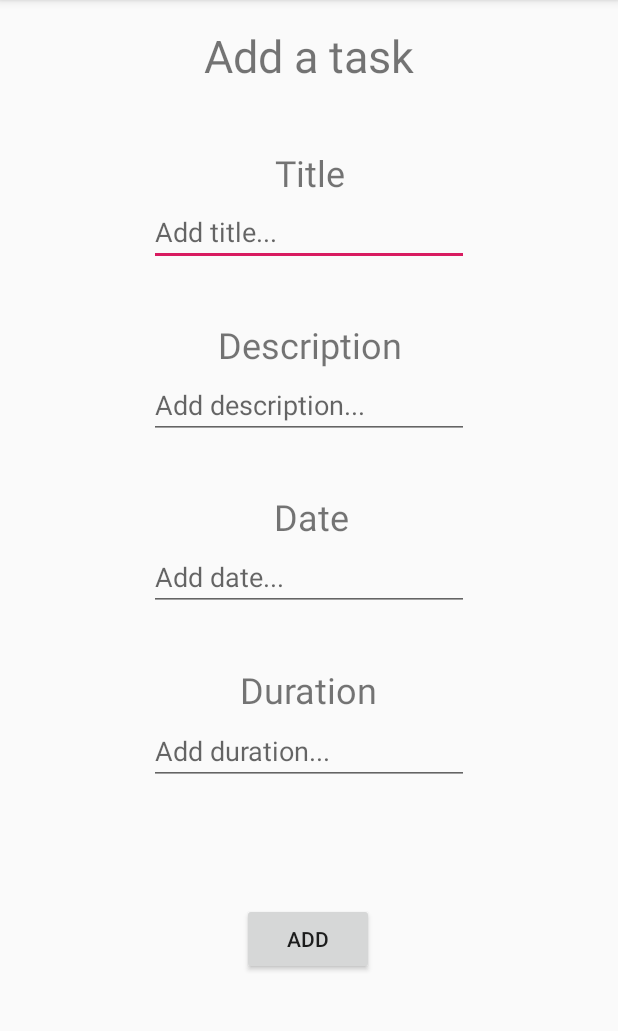
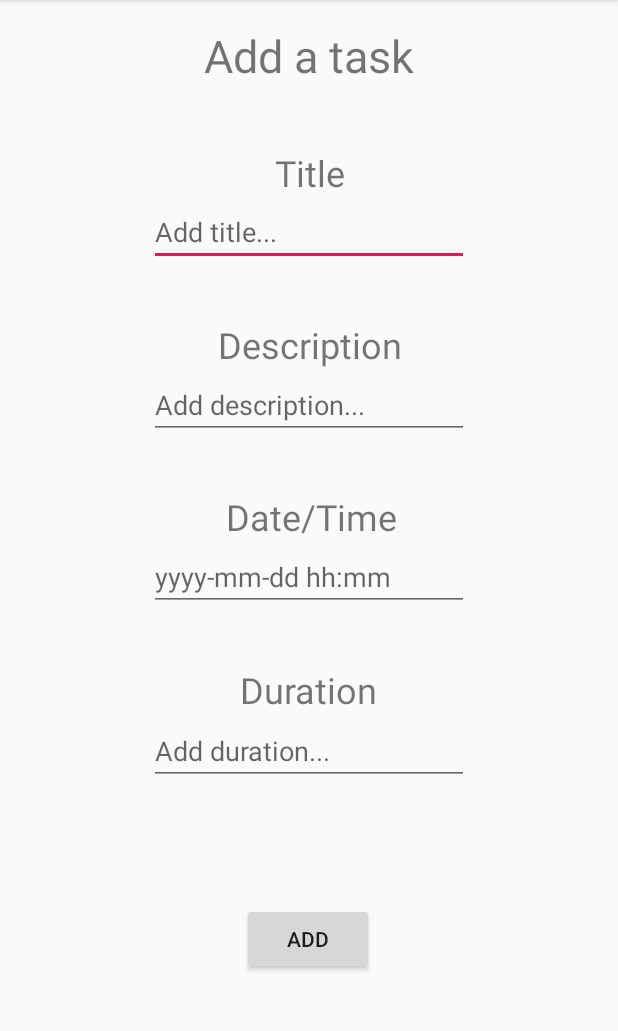
Before and after one commit to tpazera/android-tasklist, an Android app: the AddActivity screen opened directly, with no data from a screen before it, after a tap on "ADD", on a phone screen of 412 x 824 dp, the part 84-1115 px from its top. Run offline under Robolectric (Android 15) with nearby library versions, the phone set to English and light mode, and no system bars.

Commit message:
Added time selecting and task-time checking service

```diff
--- a/app/src/main/java/pl/tkjm/tasklist/AddActivity.java
+++ b/app/src/main/java/pl/tkjm/tasklist/AddActivity.java
@@ -1,6 +1,7 @@
 package pl.tkjm.tasklist;
 
 import android.app.DatePickerDialog;
+import android.app.TimePickerDialog;
 import android.database.sqlite.SQLiteDatabase;
 import android.database.sqlite.SQLiteOpenHelper;
 import android.os.Bundle;
@@ -8,6 +9,7 @@ import android.view.View;
 import android.widget.Button;
 import android.widget.DatePicker;
 import android.widget.EditText;
+import android.widget.TimePicker;
 import android.widget.Toast;
 import androidx.appcompat.app.AppCompatActivity;
 
@@ -23,26 +25,33 @@ public class AddActivity extends AppCompatActivity {
         setContentView(R.layout.activity_add);
 
         final Calendar myCalendar = Calendar.getInstance();
-        final EditText dateText = findViewById(R.id.editTextDate);
+        final EditText dateTimeText = findViewById(R.id.editTextDate);
+        final TimePickerDialog.OnTimeSetListener time = new TimePickerDialog.OnTimeSetListener() {
+            @Override
+            public void onTimeSet(TimePicker view, int hourOfDay, int minute) {
+                myCalendar.set(Calendar.HOUR, hourOfDay);
+                myCalendar.set(Calendar.MINUTE, minute);
+
+                updateLabel(dateTimeText, myCalendar);
+            }
+        };
+
         final DatePickerDialog.OnDateSetListener date = new DatePickerDialog.OnDateSetListener() {
 
             @Override
-            public void onDateSet(DatePicker view, int year, int monthOfYear,
-                                  int dayOfMonth) {
-                // TODO Auto-generated method stub
+            public void onDateSet(DatePicker view, int year, int monthOfYear, int dayOfMonth) {
                 myCalendar.set(Calendar.YEAR, year);
                 myCalendar.set(Calendar.MONTH, monthOfYear);
                 myCalendar.set(Calendar.DAY_OF_MONTH, dayOfMonth);
-                updateLabel(dateText, myCalendar);
+
+                new TimePickerDialog(AddActivity.this, time, myCalendar.get(Calendar.HOUR), myCalendar.get(Calendar.MINUTE), true).show();
             }
-
         };
 
-        dateText.setOnClickListener(new View.OnClickListener() {
+        dateTimeText.setOnClickListener(new View.OnClickListener() {
 
             @Override
             public void onClick(View v) {
-                // TODO Auto-generated method stub
                 new DatePickerDialog(AddActivity.this, date, myCalendar.get(Calendar.YEAR), myCalendar.get(Calendar.MONTH), myCalendar.get(Calendar.DAY_OF_MONTH)).show();
             }
         });
@@ -59,13 +68,13 @@ public class AddActivity extends AppCompatActivity {
         addButton.setOnClickListener(new View.OnClickListener() {
             @Override
             public void onClick(View v) {
-                Task task = new Task(title.getText().toString(), description.getText().toString(), dateText.getText().toString(), duration.getText().toString());
+                Task task = new Task(title.getText().toString(), description.getText().toString(), dateTimeText.getText().toString(), duration.getText().toString());
                 taskDao.save(task);
 
                 title.getText().clear();
                 description.getText().clear();
                 duration.getText().clear();
-                dateText.getText().clear();
+                dateTimeText.getText().clear();
 
                 Toast.makeText(v.getContext(), "Task created", Toast.LENGTH_SHORT).show();
 
@@ -74,7 +83,7 @@ public class AddActivity extends AppCompatActivity {
     }
 
     private void updateLabel(EditText edittext, Calendar myCalendar) {
-        String myFormat = "MM/dd/yy";
+        String myFormat = "yyyy-MM-dd HH:mm";
         SimpleDateFormat sdf = new SimpleDateFormat(myFormat, Locale.UK);
 
         edittext.setText(sdf.format(myCalendar.getTime()));
--- a/app/src/main/java/pl/tkjm/tasklist/MainActivity.java
+++ b/app/src/main/java/pl/tkjm/tasklist/MainActivity.java
@@ -43,6 +43,9 @@ public class MainActivity extends AppCompatActivity {
                 new String[]{Manifest.permission.RECORD_AUDIO},
                 1);
 
+        Intent service = new Intent(this, CheckTaskService.class);
+        startService(service);
+
     }
 
     private void setActivity(int buttonId, final Class activity) {
--- a/app/src/main/res/layout/activity_add.xml
+++ b/app/src/main/res/layout/activity_add.xml
@@ -22,7 +22,7 @@
         android:id="@+id/textViewDate"
         android:layout_width="wrap_content"
         android:layout_height="wrap_content"
-        android:text="Date"
+        android:text="Date/Time"
         android:textSize="24sp"
         app:layout_constraintBottom_toBottomOf="parent"
         app:layout_constraintHorizontal_bias="0.505"
@@ -114,7 +114,7 @@
         android:layout_height="wrap_content"
         android:ems="10"
         android:focusable="false"
-        android:hint="Add date..."
+        android:hint="yyyy-mm-dd hh:mm"
         app:layout_constraintBottom_toBottomOf="parent"
         app:layout_constraintLeft_toLeftOf="parent"
         app:layout_constraintRight_toRightOf="parent"
```
Also changed, not shown: app/src/main/AndroidManifest.xml (+10 -5 lines), app/src/main/java/pl/tkjm/tasklist/CheckTaskService.java (added, +101 -0 lines), app/src/main/res/drawable/ic_stat_access_alarm.png (added).
